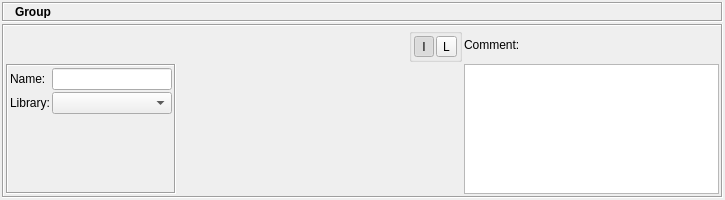
The window that src/gui/groupobjectdialog_q.ui (fwbuilder/fwbuilder) describes before a commit, drawn with Qt 5.
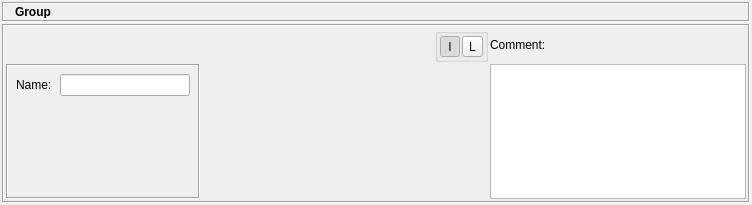
The same window after the commit. Icons and pictures are not drawn.

Commit message: Removed "Library" from all object dialogs; some dialogs tidying

```diff
--- a/src/gui/groupobjectdialog_q.ui
+++ b/src/gui/groupobjectdialog_q.ui
@@ -8,8 +8,8 @@
    <rect>
     <x>0</x>
     <y>0</y>
-    <width>725</width>
-    <height>200</height>
+    <width>752</width>
+    <height>205</height>
    </rect>
   </property>
   <property name="sizePolicy" >
@@ -328,22 +328,22 @@
           </property>
           <layout class="QGridLayout" >
            <property name="leftMargin" >
-            <number>2</number>
+            <number>8</number>
            </property>
            <property name="topMargin" >
-            <number>2</number>
+            <number>8</number>
            </property>
            <property name="rightMargin" >
-            <number>2</number>
+            <number>8</number>
            </property>
            <property name="bottomMargin" >
-            <number>2</number>
+            <number>8</number>
            </property>
            <property name="horizontalSpacing" >
-            <number>2</number>
+            <number>8</number>
            </property>
            <property name="verticalSpacing" >
-            <number>2</number>
+            <number>8</number>
            </property>
            <item row="2" column="1" >
             <spacer>
@@ -361,16 +361,6 @@
              </property>
             </spacer>
            </item>
-           <item row="1" column="0" >
-            <widget class="QLabel" name="textLabel1_2" >
-             <property name="text" >
-              <string>Library:</string>
-             </property>
-             <property name="wordWrap" >
-              <bool>false</bool>
-             </property>
-            </widget>
-           </item>
            <item row="0" column="1" >
             <widget class="QLineEdit" name="obj_name" >
              <property name="sizePolicy" >
@@ -381,7 +371,7 @@
              </property>
              <property name="minimumSize" >
               <size>
-               <width>120</width>
+               <width>130</width>
                <height>0</height>
               </size>
              </property>
@@ -390,22 +380,6 @@
              </property>
             </widget>
            </item>
-           <item row="1" column="1" >
-            <widget class="QComboBox" name="libs" >
-             <property name="sizePolicy" >
-              <sizepolicy vsizetype="Fixed" hsizetype="Preferred" >
-               <horstretch>0</horstretch>
-               <verstretch>0</verstretch>
-              </sizepolicy>
-             </property>
-             <property name="minimumSize" >
-              <size>
-               <width>120</width>
-               <height>0</height>
-              </size>
-             </property>
-            </widget>
-           </item>
            <item row="0" column="0" >
             <widget class="QLabel" name="textLabel1" >
              <property name="text" >
```
Left out of the diff: 17 changed lines with no effect on the pictures. The commit also changes 41 other files.
